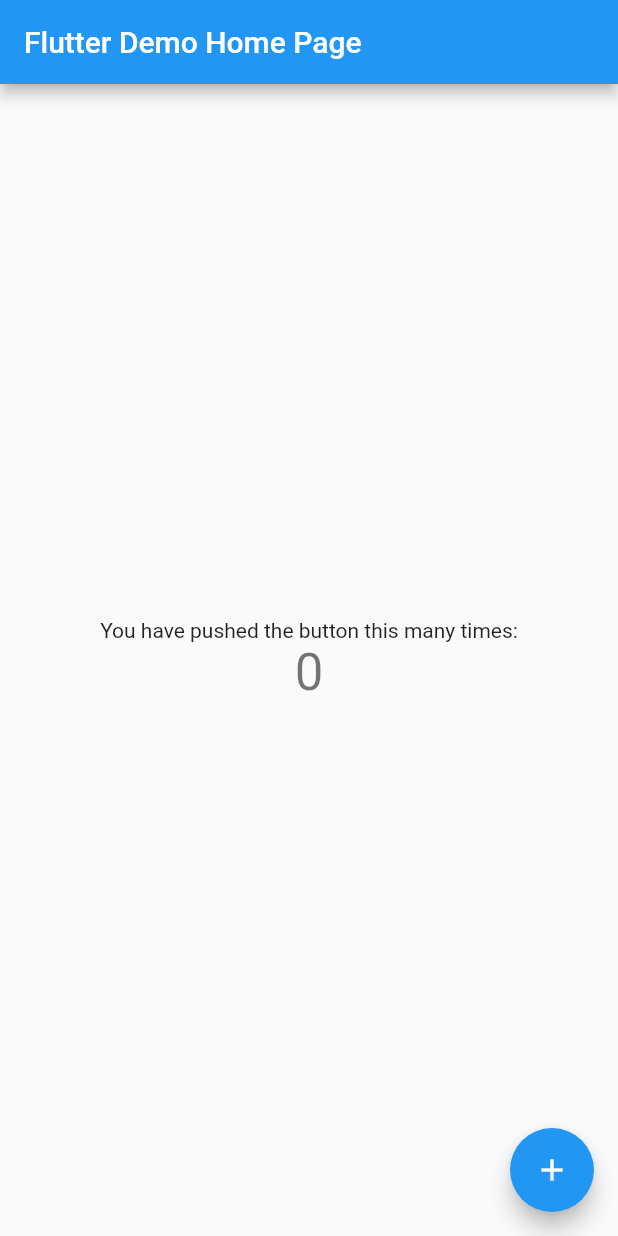
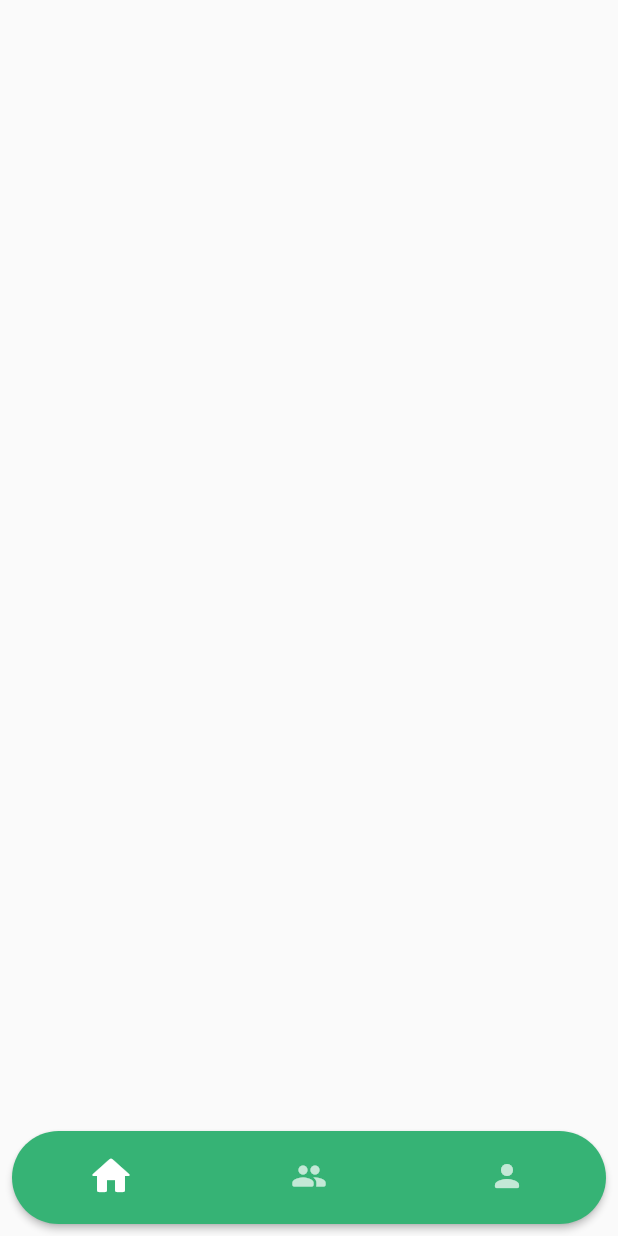
Before and after one commit to TELIT-Hackathon/kosice2.0-space_code, a Flutter app: the screen it shows after launch, on a phone screen of 412 x 824 dp. Run offline on Flutter 3.47's test engine with Material 2 defaults, Android fonts, the phone set to English and light mode, and no system bars; our stand-ins replace image_picker.

Commit message:
add skeleton

```diff
--- /dev/null
+++ b/lib/bottom_navigator.dart
@@ -0,0 +1,82 @@
+import 'package:flutter/material.dart';
+import 'package:living_app/screens/dashboard/dashboard.dart';
+import 'package:living_app/screens/people/people.dart';
+import 'package:living_app/screens/profile/profile.dart';
+import 'package:living_app/utils/colors.dart';
+
+class BottomNavigator extends StatefulWidget {
+  const BottomNavigator({Key? key}) : super(key: key);
+
+  @override
+  State<BottomNavigator> createState() => _BottomNavigatorState();
+}
+
+class _BottomNavigatorState extends State<BottomNavigator> {
+  late int _selectedIndex;
+  late List<Widget> _screens;
+
+  @override
+  void initState() {
+    super.initState();
+    _selectedIndex = 0;
+    _screens = <Widget>[
+      const DashboardScreen(),
+      const PeopleScreen(),
+      const ProfileScreen(),
+    ];
+  }
+
+  @override
+  Widget build(BuildContext context) {
+    return Scaffold(
+      extendBody: true,
+      body: IndexedStack(
+        index: _selectedIndex,
+        children: _screens,
+      ),
+      bottomNavigationBar: Padding(
+        padding: const EdgeInsets.fromLTRB(8, 0, 8, 8),
+        child: Material(
+          elevation: 2,
+          color: AppColors.primary,
+          shape: const StadiumBorder(),
+          child: BottomNavigationBar(
+            elevation: 0,
+            type: BottomNavigationBarType.fixed,
+            backgroundColor: Colors.transparent,
+            unselectedItemColor: Colors.white70,
+            selectedIconTheme:
+                const IconThemeData(color: AppColors.white, size: 32),
+            showSelectedLabels: false,
+            showUnselectedLabels: false,
+            iconSize: 24,
+            currentIndex: _selectedIndex,
+            onTap: _onItemTapped,
+            items: const <BottomNavigationBarItem>[
+              BottomNavigationBarItem(
+                icon: Icon(Icons.home_rounded),
+                label: 'Domov',
+              ),
+              BottomNavigationBarItem(
+                icon: Icon(Icons.people_rounded),
+                label: 'Ľudia',
+              ),
+              BottomNavigationBarItem(
+                icon: Icon(Icons.person_rounded),
+                label: 'Profil',
+              ),
+            ],
+          ),
+        ),
+      ),
+    );
+  }
+
+  void _onItemTapped(int index) {
+    setState(() {
+      {
+        _selectedIndex = index;
+      }
+    });
+  }
+}
--- a/lib/main.dart
+++ b/lib/main.dart
@@ -1,115 +1,71 @@
 import 'package:flutter/material.dart';
+import 'package:flutter/services.dart';
+import 'package:living_app/bottom_navigator.dart';
+import 'package:living_app/screens/dashboard/dashboard.dart';
+import 'package:living_app/utils/colors.dart';
 
-void main() {
-  runApp(const MyApp());
+Future<void> main() async {
+  WidgetsFlutterBinding.ensureInitialized();
+
+  await SystemChrome.setPreferredOrientations(
+    [
+      DeviceOrientation.portraitUp,
+      DeviceOrientation.portraitDown,
+    ],
+  );
+
+  var initialRoute = "/home";
+
+  runApp(LivingApp(
+    initialRoute: initialRoute,
+  ));
 }
 
-class MyApp extends StatelessWidget {
-  const MyApp({Key? key}) : super(key: key);
+final RouteObserver<PageRoute> routeObserver = RouteObserver<PageRoute>();
 
-  // This widget is the root of your application.
+class LivingApp extends StatefulWidget {
+  final String initialRoute;
+
+  const LivingApp({Key? key, required this.initialRoute}) : super(key: key);
+
   @override
-  Widget build(BuildContext context) {
-    return MaterialApp(
-      title: 'Flutter Demo',
-      theme: ThemeData(
-        // This is the theme of your application.
-        //
-        // Try running your application with "flutter run". You'll see the
-        // application has a blue toolbar. Then, without quitting the app, try
-        // changing the primarySwatch below to Colors.green and then invoke
-        // "hot reload" (press "r" in the console where you ran "flutter run",
-        // or simply save your changes to "hot reload" in a Flutter IDE).
-        // Notice that the counter didn't reset back to zero; the application
-        // is not restarted.
-        primarySwatch: Colors.blue,
-      ),
-      home: const MyHomePage(title: 'Flutter Demo Home Page'),
-    );
-  }
+  State<LivingApp> createState() => _LivingAppState();
 }
 
-class MyHomePage extends StatefulWidget {
-  const MyHomePage({Key? key, required this.title}) : super(key: key);
-
-  // This widget is the home page of your application. It is stateful, meaning
-  // that it has a State object (defined below) that contains fields that affect
-  // how it looks.
-
-  // This class is the configuration for the state. It holds the values (in this
-  // case the title) provided by the parent (in this case the App widget) and
-  // used by the build method of the State. Fields in a Widget subclass are
-  // always marked "final".
-
-  final String title;
-
+class _LivingAppState extends State<LivingApp> with WidgetsBindingObserver {
   @override
-  State<MyHomePage> createState() => _MyHomePageState();
-}
-
-class _MyHomePageState extends State<MyHomePage> {
-  int _counter = 0;
-
-  void _incrementCounter() {
-    setState(() {
-      // This call to setState tells the Flutter framework that something has
-      // changed in this State, which causes it to rerun the build method below
-      // so that the display can reflect the updated values. If we changed
-      // _counter without calling setState(), then the build method would not be
-      // called again, and so nothing would appear to happen.
-      _counter++;
-    });
+  void initState() {
+    WidgetsBinding.instance.addObserver(this);
+    super.initState();
   }
 
   @override
   Widget build(BuildContext context) {
-    // This method is rerun every time setState is called, for instance as done
-    // by the _incrementCounter method above.
-    //
-    // The Flutter framework has been optimized to make rerunning build methods
-    // fast, so that you can just rebuild anything that needs updating rather
-    // than having to individually change instances of widgets.
-    return Scaffold(
-      appBar: AppBar(
-        // Here we take the value from the MyHomePage object that was created by
-        // the App.build method, and use it to set our appbar title.
-        title: Text(widget.title),
+    return MaterialApp(
+      theme: ThemeData(
+        textSelectionTheme: TextSelectionThemeData(
+          selectionColor: AppColors.tertiary.withOpacity(0.4),
+          selectionHandleColor: AppColors.primary,
+        ),
+        colorScheme:
+            ColorScheme.fromSwatch().copyWith(secondary: AppColors.primary),
       ),
-      body: Center(
-        // Center is a layout widget. It takes a single child and positions it
-        // in the middle of the parent.
-        child: Column(
-          // Column is also a layout widget. It takes a list of children and
-          // arranges them vertically. By default, it sizes itself to fit its
-          // children horizontally, and tries to be as tall as its parent.
-          //
-          // Invoke "debug painting" (press "p" in the console, choose the
-          // "Toggle Debug Paint" action from the Flutter Inspector in Android
-          // Studio, or the "Toggle Debug Paint" command in Visual Studio Code)
-          // to see the wireframe for each widget.
-          //
-          // Column has various properties to control how it sizes itself and
-          // how it positions its children. Here we use mainAxisAlignment to
-          // center the children vertically; the main axis here is the vertical
-          // axis because Columns are vertical (the cross axis would be
-          // horizontal).
-          mainAxisAlignment: MainAxisAlignment.center,
-          children: <Widget>[
-            const Text(
-              'You have pushed the button this many times:',
-            ),
-            Text(
-              '$_counter',
-              style: Theme.of(context).textTheme.headline4,
-            ),
-          ],
-        ),
-      ),
-      floatingActionButton: FloatingActionButton(
-        onPressed: _incrementCounter,
-        tooltip: 'Increment',
-        child: const Icon(Icons.add),
-      ), // This trailing comma makes auto-formatting nicer for build methods.
+      title: 'Living App',
+      debugShowCheckedModeBanner: false,
+      initialRoute: widget.initialRoute,
+      navigatorObservers: [routeObserver],
+      routes: {
+        '/home': (context) => const BottomNavigator(),
+        '/dashboard': (context) => const DashboardScreen(),
+        '/people': (context) => const DashboardScreen(),
+        '/profile': (context) => const DashboardScreen(),
+      },
     );
   }
+
+  @override
+  void dispose() {
+    WidgetsBinding.instance.removeObserver(this);
+    super.dispose();
+  }
 }
--- /dev/null
+++ b/lib/screens/dashboard/dashboard.dart
@@ -0,0 +1,15 @@
+import 'package:flutter/material.dart';
+
+class DashboardScreen extends StatefulWidget {
+  const DashboardScreen({Key? key}) : super(key: key);
+
+  @override
+  State<DashboardScreen> createState() => _DashboardScreenState();
+}
+
+class _DashboardScreenState extends State<DashboardScreen> {
+  @override
+  Widget build(BuildContext context) {
+    return Container();
+  }
+}
--- a/lib/widgets/texts/footer.dart
+++ b/lib/widgets/texts/footer.dart
@@ -15,6 +15,7 @@
             fontFamily: 'Quicksand',
             fontWeight: FontWeight.bold,
             fontSize: 12),
-        ));
+      ),
+    );
   }
 }
```
Also changed, not shown: lib/screens/people/people.dart (added, +15 -0 lines), lib/screens/profile/profile.dart (added, +15 -0 lines), lib/utils/network/exceptions/app_exception.dart (added, +33 -0 lines), lib/utils/network/network_helper.dart (added, +139 -0 lines), lib/utils/network/request_helper.dart (added, +24 -0 lines), lib/widgets/minors/loading.dart (added, +38 -0 lines), lib/widgets/minors/snackbar.dart (added, +27 -0 lines), pubspec.yaml (+8 -0 lines), fonts/Quicksand-VariableFont_wght.ttf (added), 1 other file. Lines whose indentation alone changed are shown as unchanged.
